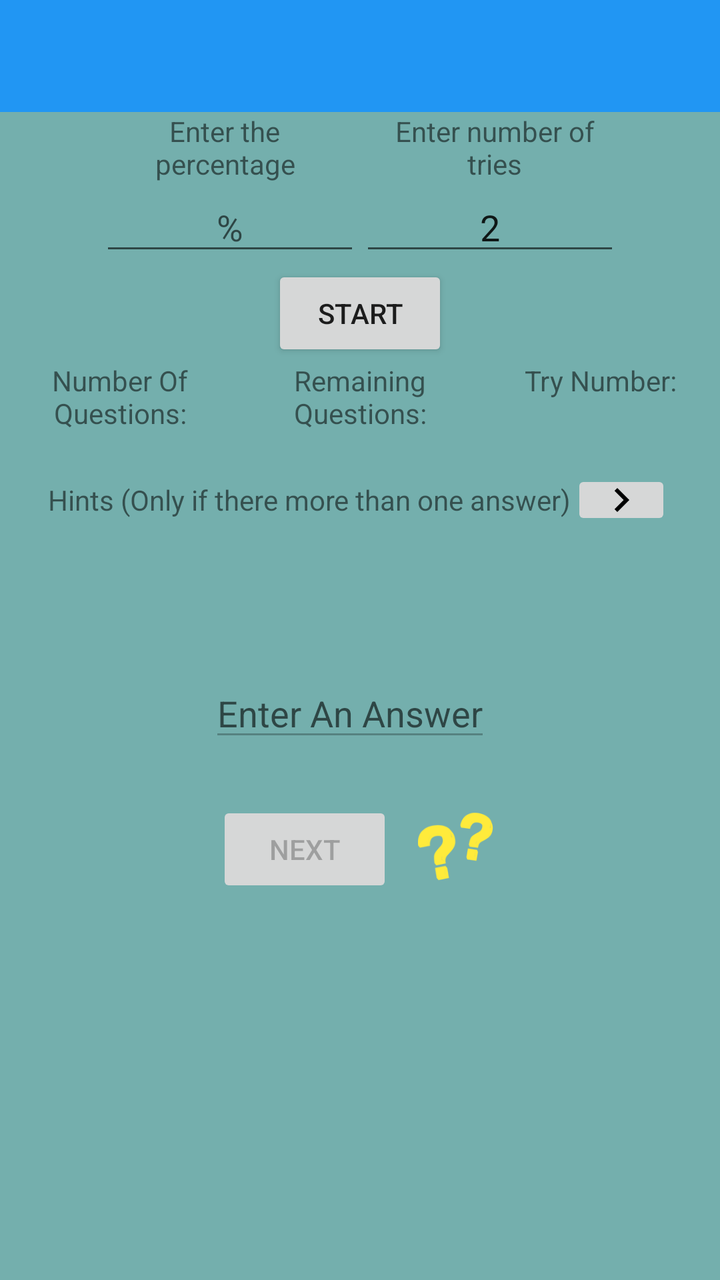
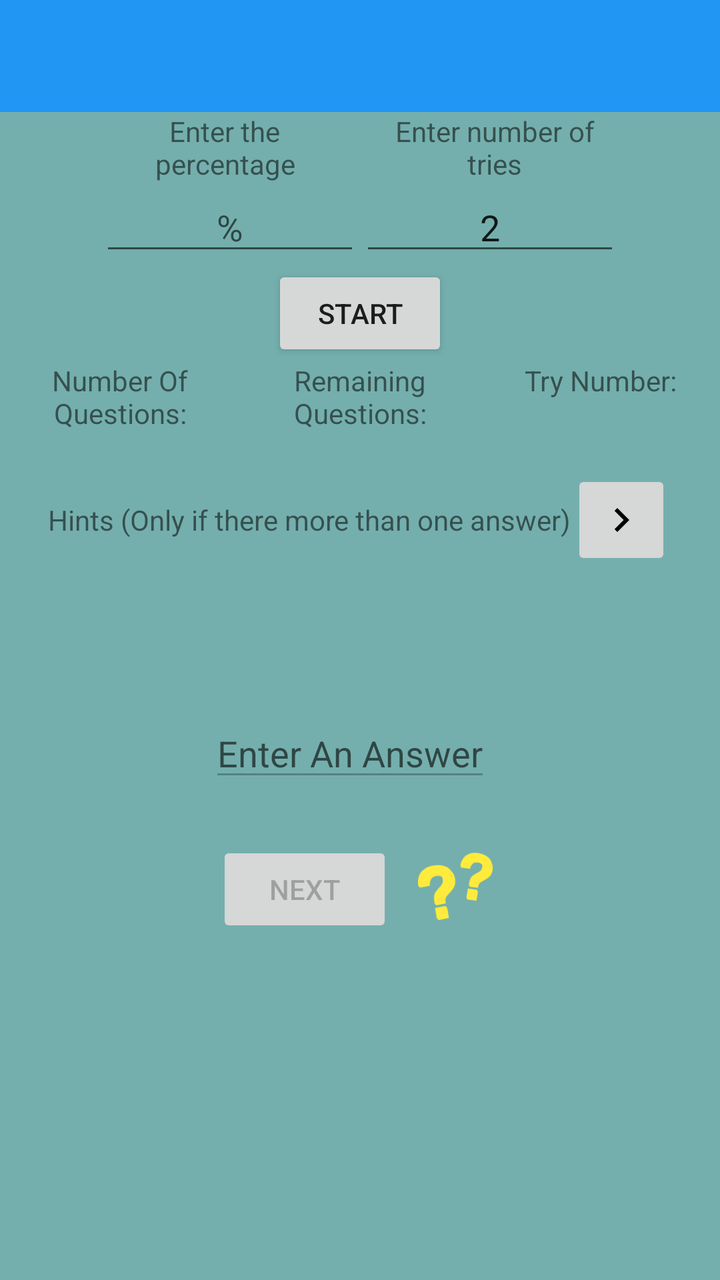

Compare the two renders of this Android layout. The source of the first and the diff that turns it into the second are given below.
<!-- AndroidManifest.xml: application theme AppTheme -->
<!-- res/layout/activity_test.xml -->
<?xml version="1.0" encoding="utf-8"?>
<LinearLayout xmlns:android="http://schemas.android.com/apk/res/android"
    android:layout_width="match_parent"
    android:layout_height="match_parent"
    android:orientation="vertical"
    android:background="#74AFAD">

    <android.support.v7.widget.Toolbar xmlns:app="http://schemas.android.com/apk/res-auto"
        android:id="@+id/toolbar"
        android:layout_width="fill_parent"
        android:layout_height="?attr/actionBarSize"
        android:background="?attr/colorPrimary"
        android:minHeight="?attr/actionBarSize" />

    <ScrollView
        android:layout_width="match_parent"
        android:layout_height="match_parent">


        <LinearLayout
            android:layout_width="match_parent"
            android:layout_height="wrap_content"
            android:orientation="vertical"
            >

                <TableLayout
                    android:layout_width="match_parent"
                    android:layout_height="wrap_content"
                    android:layout_gravity="center"
                    android:layout_marginLeft="50dp"
                    android:layout_marginRight="50dp">

                    <TableRow
                        android:layout_width="match_parent"
                        android:layout_height="match_parent">

                        <TextView
                            android:layout_width="0dp"
                            android:layout_height="wrap_content"
                            android:layout_marginRight="10dp"
                            android:layout_weight="1"
                            android:gravity="center"
                            android:text="@string/enter_percentage" />

                        <TextView
                            android:layout_width="0dp"
                            android:layout_height="wrap_content"
                            android:layout_weight="1"
                            android:gravity="center"
                            android:text="@string/enter_tries_number" />
                    </TableRow>

                    <TableRow
                        android:layout_width="match_parent"
                        android:layout_height="match_parent">

                        <EditText
                            android:id="@+id/enter_percent"
                            android:layout_width="0dp"
                            android:layout_height="wrap_content"
                            android:layout_weight="1"
                            android:gravity="center"
                            android:hint="@string/from_entries"
                            android:numeric="decimal"
                            android:imeOptions="flagNoExtractUi"/>

                        <EditText
                            android:id="@+id/enter_tries"
                            android:layout_width="0dp"
                            android:layout_height="wrap_content"
                            android:layout_weight="1"
                            android:gravity="center"
                            android:numeric="integer"
                            android:text="@string/default_number_of_tries"
                            android:imeOptions="flagNoExtractUi"/>
                    </TableRow>

                </TableLayout>




            <LinearLayout
                android:layout_width="wrap_content"
                android:layout_height="wrap_content"
                android:layout_gravity="center"
                android:orientation="horizontal">

            </LinearLayout>

            <Button
                android:id="@+id/start"
                android:layout_width="wrap_content"
                android:layout_height="wrap_content"
                android:layout_gravity="center"
                android:text="@string/start" />

            <TableLayout
                android:layout_width="match_parent"
                android:layout_height="wrap_content"
                android:layout_gravity="center">

                <TableRow
                    android:layout_width="match_parent"
                    android:layout_height="match_parent">

                    <TextView
                        android:layout_width="0dp"
                        android:layout_height="wrap_content"
                        android:layout_weight="1"
                        android:gravity="center"
                        android:text="@string/number_of_questions" />

                    <TextView
                        android:layout_width="0dp"
                        android:layout_height="wrap_content"
                        android:layout_weight="1"
                        android:gravity="center"
                        android:text="@string/remaining_questions" />

                    <TextView
                        android:layout_width="0dp"
                        android:layout_height="wrap_content"
                        android:layout_weight="1"
                        android:gravity="center"
                        android:text="@string/try_number" />
                </TableRow>

                <TableRow
                    android:layout_width="match_parent"
                    android:layout_height="match_parent">

                    <TextView
                        android:id="@+id/number_of_questions"
                        android:layout_width="0dp"
                        android:layout_height="wrap_content"
                        android:layout_gravity="center"
                        android:layout_weight="1"
                        android:gravity="center"
                        android:textColor="#FF0000" />

                    <TextView
                        android:id="@+id/remaining_question_counter"
                        android:layout_width="0dp"
                        android:layout_height="wrap_content"
                        android:layout_gravity="center"
                        android:layout_weight="1"
                        android:gravity="center"
                        android:textColor="#FF0000" />

                    <TextView
                        android:id="@+id/trys"
                        android:layout_width="0dp"
                        android:layout_height="wrap_content"
                        android:layout_gravity="center"
                        android:layout_weight="1"
                        android:gravity="center"
                        android:textColor="#FF0000" />

                </TableRow>

            </TableLayout>

            <TableLayout
                android:layout_width="match_parent"
                android:layout_height="wrap_content"
                android:layout_gravity="center">

                <TableRow
                    android:id="@+id/hint_table_row"
                    android:layout_width="match_parent"
                    android:layout_height="match_parent"
                    android:layout_gravity="center"
                    android:gravity="center">

                    <TextView
                        android:layout_width="match_parent"
                        android:layout_height="wrap_content"
                        android:layout_gravity="center"
                        android:gravity="center"
                        android:text="@string/hints" />
                    <ImageButton
                        android:id="@+id/next_hint"
                        android:layout_width="50dp"
                        android:layout_height="30dp"
                        android:src="@drawable/ic_navigate_next_black_24dp"
                        android:enabled="false"/>
                </TableRow>

                <TableRow
                    android:layout_width="match_parent"
                    android:layout_height="match_parent"
                    android:layout_gravity="center"
                    android:gravity="center">

                    <TextView
                        android:id="@+id/hint_if_there_is_more_than_one_answer"
                        android:layout_width="match_parent"
                        android:layout_height="wrap_content"
                        android:layout_gravity="center"
                        android:gravity="center" />


                </TableRow>

            </TableLayout>
            

            <LinearLayout
                android:layout_width="match_parent"
                android:layout_height="wrap_content"
                android:layout_gravity="center"
                android:orientation="vertical">

                

                <TextView
                    android:id="@+id/display_question"
                    android:layout_width="match_parent"
                    android:layout_height="wrap_content"
                    android:layout_marginTop="10dp"
                    android:gravity="center"
                    android:minLines="1"
                    android:scrollbarAlwaysDrawVerticalTrack="true"
                    android:textSize="30sp" />


            </LinearLayout>

            

            <LinearLayout
                android:layout_width="wrap_content"
                android:layout_height="wrap_content"
                android:layout_gravity="center"
                android:orientation="horizontal"
                android:layout_marginBottom="25dp">

                <EditText
                    android:id="@+id/enter_answer"
                    android:layout_width="wrap_content"
                    android:layout_height="wrap_content"
                    android:layout_gravity="center"
                    android:layout_marginRight="10dp"
                    android:hint="@string/enter_an_answer"
                    android:minLines="1"
                    android:enabled="false"
                    android:scrollbarAlwaysDrawVerticalTrack="true"
                    android:imeOptions="flagNoExtractUi"
                    android:inputType="textNoSuggestions|textMultiLine"/>

                

            </LinearLayout>

            <LinearLayout
                android:layout_width="wrap_content"
                android:layout_height="wrap_content"
                android:layout_gravity="center"
                android:orientation="horizontal">

                <Button
                    android:id="@+id/next"
                    android:layout_width="wrap_content"
                    android:layout_height="wrap_content"
                    android:layout_gravity="center"
                    android:layout_marginEnd="10dp"
                    android:layout_marginRight="10dp"
                    android:enabled="false"
                    android:text="@string/next" />
                <ImageView
                    android:id="@+id/image_result"
                    android:layout_width="45dp"
                    android:layout_height="45dp"
                    android:layout_gravity="center"
                    android:src="@drawable/ic_question_marks" />
            </LinearLayout>

        </LinearLayout>
    </ScrollView>

</LinearLayout>
<!-- resources referenced by this layout -->
<resources>
  <!-- drawable ic_navigate_next_black_24dp: png bitmap (drawable-hdpi, 128 bytes) -->
  <!-- drawable ic_question_marks: png bitmap (drawable-hdpi, 3010 bytes) -->
  <string name="default_number_of_tries">2</string>
  <string name="enter_an_answer">Enter An Answer</string>
  <string name="enter_percentage">Enter the percentage</string>
  <string name="enter_tries_number">Enter number of tries</string>
  <string name="from_entries">%</string>
  <string name="hints">Hints (Only if there more than one answer)</string>
  <string name="next">Next</string>
  <string name="number_of_questions">Number Of Questions:</string>
  <string name="remaining_questions">Remaining Questions:</string>
  <string name="start">Start</string>
  <string name="try_number">Try Number:</string>
  <style name="AppTheme" parent="MyTheme.Base">
      </style>
  <style name="MyTheme.Base" parent="Theme.AppCompat.Light.DarkActionBar">
          <item name="windowNoTitle">true</item>
          <item name="windowActionBar">false</item>
          <item name="colorPrimary">#2196F3</item>
          <item name="colorPrimaryDark">#1976D2</item>
          <item name="colorAccent">#FF4081</item>
      </style>
</resources>

<!-- the commit's change to res/layout/activity_test.xml (unified diff, before → after) -->
@@ -182,7 +182,7 @@
                     <ImageButton
                         android:id="@+id/next_hint"
                         android:layout_width="50dp"
-                        android:layout_height="30dp"
+                        android:layout_height="50dp"
                         android:src="@drawable/ic_navigate_next_black_24dp"
                         android:enabled="false"/>
                 </TableRow>
